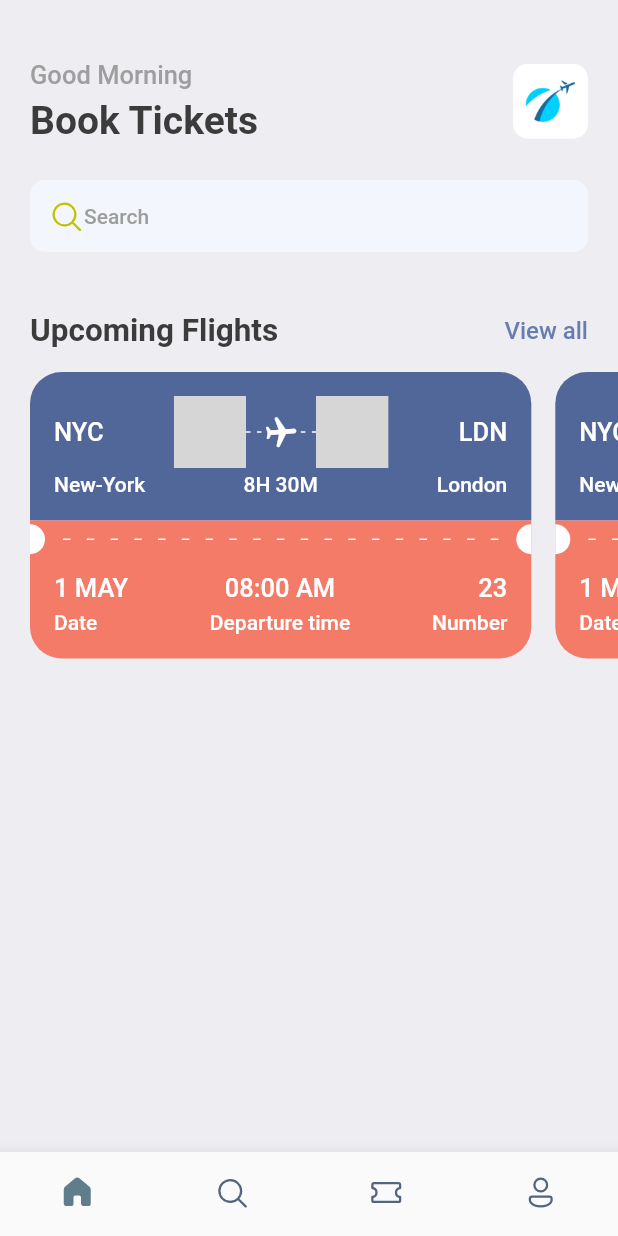
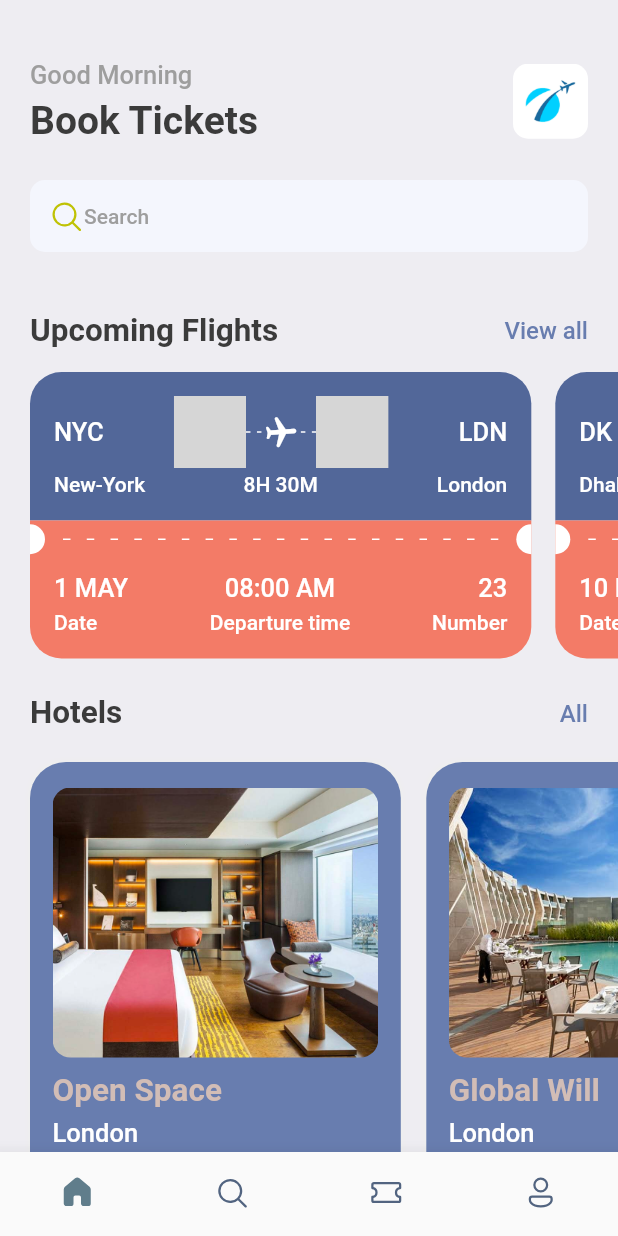
Before and after one commit to RohitBajracharya/Ticket_Booking_App, a Flutter app: the screen it shows after launch, on a phone screen of 412 x 824 dp. Run offline on Flutter 3.47's test engine with Material 2 defaults, Android fonts, the light colour scheme and no system bars; our stand-ins replace fluentui_icons, gap; grey boxes are pictures that could not be loaded.

Commit message:
Hotel view Added

```diff
--- a/lib/screens/home_screen.dart
+++ b/lib/screens/home_screen.dart
@@ -1,7 +1,9 @@
 import 'package:fluentui_icons/fluentui_icons.dart';
 import 'package:flutter/material.dart';
 import 'package:gap/gap.dart';
+import 'package:ticket_system/screens/hotel_screen.dart';
 import 'package:ticket_system/screens/ticket_view.dart';
+import 'package:ticket_system/utils/app_info_list.dart';
 import 'package:ticket_system/utils/app_styles.dart';
 
 class HomeScreen extends StatelessWidget {
@@ -110,10 +112,49 @@ class HomeScreen extends StatelessWidget {
               left: 20,
             ),
             child: Row(
+              children: ticketList
+                  .map(
+                    (ticket) => TicketView(ticket: ticket),
+                  )
+                  .toList(),
+            ),
+          ),
+          const Gap(15),
+          //hotels and all text
+          Container(
+            padding: const EdgeInsets.symmetric(
+              horizontal: 20,
+            ),
+            child: Row(
+              mainAxisAlignment: MainAxisAlignment.spaceBetween,
               children: [
-                TicketView(),
-                TicketView(),
+                Text(
+                  "Hotels",
+                  style: Styles.headLineStyle2,
+                ),
+                InkWell(
+                  onTap: () {
+                    print("You are tapped");
+                  },
+                  child: Text(
+                    "All",
+                    style: Styles.textStyle.copyWith(
+                      color: Styles.primaryColor,
+                    ),
+                  ),
+                ),
               ],
+            ),
+          ),
+          const Gap(15),
+          SingleChildScrollView(
+            scrollDirection: Axis.horizontal,
+            padding: const EdgeInsets.only(
+              left: 20,
+            ),
+            child: Row(
+              children:
+                  hotelList.map((hotel) => HotelScreen(hotel: hotel)).toList(),
             ),
           ),
         ],
--- /dev/null
+++ b/lib/screens/hotel_screen.dart
@@ -0,0 +1,79 @@
+// ignore_for_file: public_member_api_docs, sort_constructors_first
+import 'package:flutter/material.dart';
+import 'package:gap/gap.dart';
+
+import 'package:ticket_system/utils/app_layout.dart';
+import 'package:ticket_system/utils/app_styles.dart';
+
+class HotelScreen extends StatelessWidget {
+  final Map<String, dynamic> hotel;
+  const HotelScreen({
+    Key? key,
+    required this.hotel,
+  }) : super(key: key);
+
+  @override
+  Widget build(BuildContext context) {
+    final size = AppLayout.getSize(context);
+    return Container(
+      width: size.width * 0.6,
+      height: 350,
+      padding: const EdgeInsets.symmetric(
+        horizontal: 15,
+        vertical: 17,
+      ),
+      margin: const EdgeInsets.only(
+        right: 17,
+        top: 5,
+      ),
+      decoration: BoxDecoration(
+        color: Styles.primaryColor,
+        borderRadius: BorderRadius.circular(24),
+        boxShadow: [
+          BoxShadow(
+            color: Colors.grey.shade200,
+            blurRadius: 2,
+            spreadRadius: 1,
+          ),
+        ],
+      ),
+      child: Column(
+        crossAxisAlignment: CrossAxisAlignment.start,
+        children: [
+          Container(
+            height: 180,
+            decoration: BoxDecoration(
+              borderRadius: BorderRadius.circular(12),
+              color: Styles.primaryColor,
+              image: DecorationImage(
+                fit: BoxFit.cover,
+                image: AssetImage("assets/images/${hotel['image']}"),
+              ),
+            ),
+          ),
+          const Gap(10),
+          Text(
+            hotel['place'],
+            style: Styles.headLineStyle2.copyWith(
+              color: Styles.kakiColor,
+            ),
+          ),
+          const Gap(5),
+          Text(
+            hotel['destination'],
+            style: Styles.headLineStyle3.copyWith(
+              color: Colors.white,
+            ),
+          ),
+          const Gap(8),
+          Text(
+            "\$${hotel['price']}/night",
+            style: Styles.headLineStyle1.copyWith(
+              color: Styles.kakiColor,
+            ),
+          ),
+        ],
+      ),
+    );
+  }
+}
--- a/lib/screens/ticket_view.dart
+++ b/lib/screens/ticket_view.dart
@@ -1,11 +1,17 @@
+// ignore_for_file: public_member_api_docs, sort_constructors_first
 import 'package:flutter/material.dart';
 import 'package:gap/gap.dart';
+
 import 'package:ticket_system/utils/app_layout.dart';
 import 'package:ticket_system/utils/app_styles.dart';
 import 'package:ticket_system/widgets/thick_container.dart';
 
 class TicketView extends StatelessWidget {
-  const TicketView({super.key});
+  final Map<String, dynamic> ticket;
+  const TicketView({
+    Key? key,
+    required this.ticket,
+  }) : super(key: key);
 
   @override
   Widget build(BuildContext context) {
@@ -34,7 +40,7 @@ class TicketView extends StatelessWidget {
                   Row(
                     children: [
                       Text(
-                        "NYC",
+                        ticket['from']['code'],
                         style:
                             Styles.headLineStyle3.copyWith(color: Colors.white),
                       ),
@@ -86,7 +92,7 @@ class TicketView extends StatelessWidget {
                       const ThickContainer(),
                       Expanded(child: Container()),
                       Text(
-                        "LDN",
+                        ticket['to']['code'],
                         style:
                             Styles.headLineStyle3.copyWith(color: Colors.white),
                       ),
@@ -99,20 +105,20 @@ class TicketView extends StatelessWidget {
                       SizedBox(
                         width: 100,
                         child: Text(
-                          "New-York",
+                          ticket['from']['name'],
                           style: Styles.headLineStyle4
                               .copyWith(color: Colors.white),
                         ),
                       ),
                       Text(
-                        "8H 30M",
+                        ticket['flying_time'],
                         style:
                             Styles.headLineStyle4.copyWith(color: Colors.white),
                       ),
                       SizedBox(
                         width: 100,
                         child: Text(
-                          "London",
+                          ticket['to']['name'],
                           textAlign: TextAlign.end,
                           style: Styles.headLineStyle4
                               .copyWith(color: Colors.white),
@@ -204,7 +210,7 @@ class TicketView extends StatelessWidget {
                         crossAxisAlignment: CrossAxisAlignment.start,
                         children: [
                           Text(
-                            "1 MAY",
+                            ticket['date'],
                             style: Styles.headLineStyle3
                                 .copyWith(color: Colors.white),
                           ),
@@ -221,7 +227,7 @@ class TicketView extends StatelessWidget {
                         crossAxisAlignment: CrossAxisAlignment.center,
                         children: [
                           Text(
-                            "08:00 AM",
+                            ticket['departure_time'],
                             style: Styles.headLineStyle3
                                 .copyWith(color: Colors.white),
                           ),
@@ -238,7 +244,7 @@ class TicketView extends StatelessWidget {
                         crossAxisAlignment: CrossAxisAlignment.end,
                         children: [
                           Text(
-                            "23",
+                            ticket['number'].toString(),
                             style: Styles.headLineStyle3
                                 .copyWith(color: Colors.white),
                           ),
--- /dev/null
+++ b/lib/utils/app_info_list.dart
@@ -0,0 +1,39 @@
+List<Map<String, dynamic>> hotelList = [
+  {
+    'image': 'one.png',
+    'place': 'Open Space',
+    'destination': 'London',
+    'price': 25
+  },
+  {
+    'image': 'two.png',
+    'place': 'Global Will',
+    'destination': 'London',
+    'price': 40
+  },
+  {
+    'image': 'three.png',
+    'place': 'Tallest Building',
+    'destination': 'Dubai',
+    'price': 68
+  },
+];
+
+List<Map<String, dynamic>> ticketList = [
+  {
+    'from': {'code': "NYC", 'name': "New-York"},
+    'to': {'code': "LDN", 'name': "London"},
+    'flying_time': '8H 30M',
+    'date': "1 MAY",
+    'departure_time': "08:00 AM",
+    "number": 23
+  },
+  {
+    'from': {'code': "DK", 'name': "Dhaka"},
+    'to': {'code': "SH", 'name': "Shanghai"},
+    'flying_time': '4H 20M',
+    'date': "10 MAY",
+    'departure_time': "09:00 AM",
+    "number": 45
+  },
+];
--- a/lib/utils/app_styles.dart
+++ b/lib/utils/app_styles.dart
@@ -7,6 +7,7 @@ class Styles {
   static Color textColor = const Color(0xFF3b3b3b);
   static Color bgColor = const Color(0xFFeeedf2);
   static Color orangeColor = const Color(0xFFF37B67);
+  static Color kakiColor = const Color(0xFFd2bdb6);
   static TextStyle textStyle = TextStyle(
     fontSize: 16,
     color: textColor,
```
